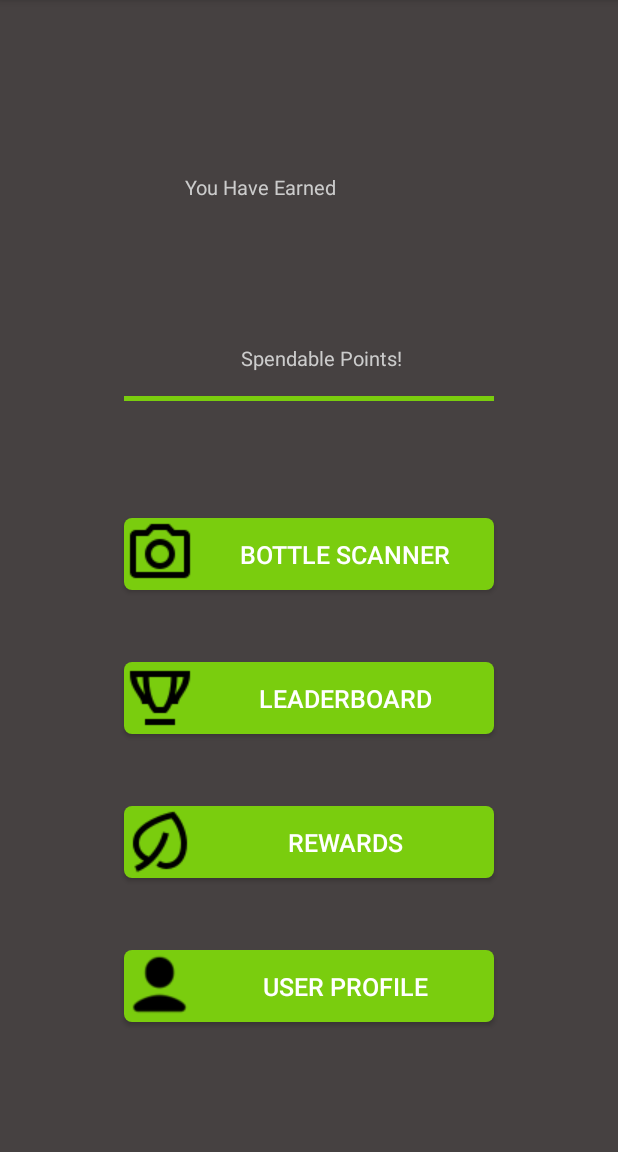
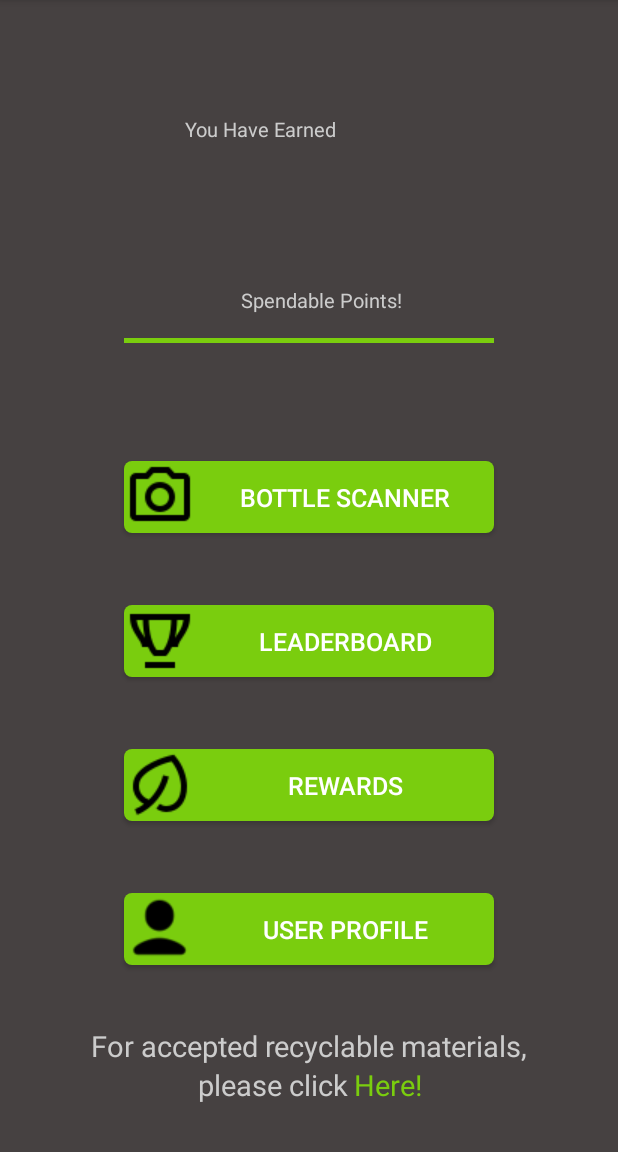
Before and after one commit to Gsilver123/CanScan, an Android app: the HomeFragment screen opened directly, with no data from a screen before it, on a phone screen of 412 x 824 dp, the part 84-1236 px from its top. Run offline under Robolectric (Android 15) with nearby library versions, the phone set to English and light mode, and no system bars; our stand-ins replace sdp/ssp sizes; libraries missing offline, so code that uses them is left out: com.mongodb.stitch, org.bson; 2 statements that could not run were skipped.

Commit message:
Open Buffalo Link Added (#12)
Add a link to Buffalo's open data repository for accepted recycable materials. Also made the user login/creation accept capitals.

```diff
--- a/app/src/main/java/com/example/canscan/CreateUserActivity.java
+++ b/app/src/main/java/com/example/canscan/CreateUserActivity.java
@@ -98,8 +98,8 @@ public class CreateUserActivity extends AppCompatActivity implements View.OnClic
                     Objects.requireNonNull(task.getResult()).getId()
             );
 
-            updateDoc.append(USER_NAME, mUsernameEditText.getText().toString().toLowerCase());
-            updateDoc.append(PASSWORD, mPasswordEditText.getText().toString().toLowerCase());
+            updateDoc.append(USER_NAME, mUsernameEditText.getText().toString());
+            updateDoc.append(PASSWORD, mPasswordEditText.getText().toString());
             updateDoc.append(TOTAL_POINTS, 0);
             updateDoc.append(POINTS, 0);
             updateDoc.append(METRO, 0);
--- a/app/src/main/java/com/example/canscan/Home/HomeFragment.java
+++ b/app/src/main/java/com/example/canscan/Home/HomeFragment.java
@@ -1,6 +1,7 @@
 package com.example.canscan.Home;
 
 import android.content.Intent;
+import android.net.Uri;
 import android.os.Bundle;
 import android.support.annotation.NonNull;
 import android.support.v4.app.Fragment;
@@ -24,6 +25,7 @@ import java.util.Objects;
 
 public class HomeFragment extends Fragment implements View.OnClickListener, DatabaseObserver {
 
+    private TextView mOpenBuffaloHrefLinkButton;
     private TextView mPointsEarned;
     private Button mScanCodeButton;
     private Button mLeaderBoardButton;
@@ -60,6 +62,7 @@ public class HomeFragment extends Fragment implements View.OnClickListener, Data
     }
 
     private void initializeViewVariables(View view) {
+        mOpenBuffaloHrefLinkButton = view.findViewById(R.id.open_buffalo_href_link);
         mPointsEarned = view.findViewById(R.id.earned_points_textView);
         mScanCodeButton = view.findViewById(R.id.scan_code_btn);
         mLeaderBoardButton = view.findViewById(R.id.leader_board_btn);
@@ -68,6 +71,7 @@ public class HomeFragment extends Fragment implements View.OnClickListener, Data
     }
 
     private void setOnClickListeners() {
+        mOpenBuffaloHrefLinkButton.setOnClickListener(this);
         mScanCodeButton.setOnClickListener(this);
         mLeaderBoardButton.setOnClickListener(this);
         mRewardsButton.setOnClickListener(this);
@@ -94,6 +98,11 @@ public class HomeFragment extends Fragment implements View.OnClickListener, Data
             case R.id.profile_btn:
                 startFragment(new ProfileFragment());
                 break;
+            case R.id.open_buffalo_href_link:
+                Intent browserIntent = new Intent(Intent.ACTION_VIEW, Uri.parse("https://data" +
+                        ".buffalony.gov/Quality-of-Life/Recyclable-Materials/ru4s-wz29/data"));
+                startActivity(browserIntent);
+                break;
             default:
                 Toast.makeText(getContext(), "Action not supported", Toast.LENGTH_SHORT).show();
                 break;
--- a/app/src/main/res/layout/create_user.xml
+++ b/app/src/main/res/layout/create_user.xml
@@ -23,7 +23,7 @@
         android:layout_width="0dp"
         android:layout_height="wrap_content"
         android:inputType="text"
-        android:digits="abcdefghijklmnopqrstuvwxyz1234567890 "
+        android:digits="aAbBcCdDeEfFgGhHiIjJkKlLmMnNoOpPqQrRsStTuUvVwWxXyYzZ1234567890 "
         android:singleLine="true"
         android:hint="@string/username_login"
         android:maxLength="12"
@@ -38,7 +38,7 @@
         android:layout_height="wrap_content"
         android:inputType="textPassword"
         android:hint="@string/password_login"
-        android:digits="abcdefghijklmnopqrstuvwxyz1234567890"
+        android:digits="aAbBcCdDeEfFgGhHiIjJkKlLmMnNoOpPqQrRsStTuUvVwWxXyYzZ1234567890"
         android:singleLine="true"
         android:maxLength="12"
         style="@style/LoginCred"
--- a/app/src/main/res/layout/login.xml
+++ b/app/src/main/res/layout/login.xml
@@ -24,7 +24,7 @@
         android:layout_width="0dp"
         android:layout_height="wrap_content"
         android:hint="@string/username_login"
-        android:digits="abcdefghijklmnopqrstuvwxyz1234567890 "
+        android:digits="aAbBcCdDeEfFgGhHiIjJkKlLmMnNoOpPqQrRsStTuUvVwWxXyYzZ1234567890 "
         android:singleLine="true"
         android:inputType="text"
         app:layout_constraintEnd_toEndOf="@id/editText_end_guideline"
@@ -37,7 +37,7 @@
         android:layout_width="0dp"
         android:layout_height="wrap_content"
         android:hint="@string/password_login"
-        android:digits="abcdefghijklmnopqrstuvwxyz1234567890"
+        android:digits="aAbBcCdDeEfFgGhHiIjJkKlLmMnNoOpPqQrRsStTuUvVwWxXyYzZ1234567890"
         android:singleLine="true"
         android:inputType="textPassword"
         app:layout_constraintEnd_toEndOf="@id/editText_end_guideline"
@@ -75,7 +75,7 @@
         android:id="@+id/new_user_textView_clickable"
         android:layout_width="wrap_content"
         android:layout_height="wrap_content"
-        android:text="@string/new_user_btn"
+        android:text="@string/here"
         android:textColor="@color/colorPrimary"
         android:textSize="@dimen/_15ssp"
         app:layout_constraintBottom_toBottomOf="@id/new_user_textView"
--- a/app/src/main/res/layout/user_home.xml
+++ b/app/src/main/res/layout/user_home.xml
@@ -97,33 +97,70 @@
         app:layout_constraintEnd_toEndOf="@id/button_end_vertical_guideline"
         app:layout_constraintTop_toTopOf="@id/settings_btn_guideline" />
 
+    <TextView
+        android:id="@+id/open_buffalo_href_textView_1"
+        android:layout_width="wrap_content"
+        android:layout_height="wrap_content"
+        android:text="@string/open_buffalo_href_textView_1"
+        android:textColor="@color/grey"
+        android:textSize="@dimen/_15ssp"
+        app:layout_constraintBottom_toTopOf="@id/open_buffalo_href_textView_2"
+        app:layout_constraintEnd_toEndOf="parent"
+        app:layout_constraintStart_toStartOf="parent" />
+
+    <TextView
+        android:id="@+id/open_buffalo_href_textView_2"
+        android:layout_width="wrap_content"
+        android:layout_height="wrap_content"
+        android:layout_marginEnd="4dp"
+        android:layout_marginBottom="32dp"
+        android:text="@string/open_buffalo_href_textView_2"
+        android:textColor="@color/grey"
+        android:textSize="@dimen/_15ssp"
+        app:layout_constraintHorizontal_chainStyle="packed"
+        app:layout_constraintBottom_toBottomOf="parent"
+        app:layout_constraintEnd_toStartOf="@id/open_buffalo_href_link"
+        app:layout_constraintStart_toStartOf="@id/open_buffalo_href_textView_1" />
+
+    <TextView
+        android:id="@+id/open_buffalo_href_link"
+        android:layout_width="wrap_content"
+        android:layout_height="wrap_content"
+        android:text="@string/here"
+        android:textColor="@color/colorPrimary"
+        android:textSize="@dimen/_15ssp"
+        app:layout_constraintBottom_toBottomOf="@id/open_buffalo_href_textView_2"
+        app:layout_constraintEnd_toEndOf="@id/open_buffalo_href_textView_1"
+        app:layout_constraintStart_toEndOf="@id/open_buffalo_href_textView_2"
+        app:layout_constraintTop_toTopOf="@id/open_buffalo_href_textView_2" />
+
     <android.support.constraint.Guideline
         android:id="@+id/scan_code_btn_guideline"
         android:layout_width="wrap_content"
         android:layout_height="wrap_content"
         android:orientation="horizontal"
-        app:layout_constraintGuide_percent=".45"/>
+        app:layout_constraintGuide_percent=".4"/>
 
     <android.support.constraint.Guideline
         android:id="@+id/leader_board_btn_guideline"
         android:layout_width="wrap_content"
         android:layout_height="wrap_content"
         android:orientation="horizontal"
-        app:layout_constraintGuide_percent=".575"/>
+        app:layout_constraintGuide_percent=".525"/>
 
     <android.support.constraint.Guideline
         android:id="@+id/rewards_btn_guideline"
         android:layout_width="wrap_content"
         android:layout_height="wrap_content"
         android:orientation="horizontal"
-        app:layout_constraintGuide_percent=".7"/>
+        app:layout_constraintGuide_percent=".65"/>
 
     <android.support.constraint.Guideline
         android:id="@+id/settings_btn_guideline"
         android:layout_width="wrap_content"
         android:layout_height="wrap_content"
         android:orientation="horizontal"
-        app:layout_constraintGuide_percent=".825"/>
+        app:layout_constraintGuide_percent=".775"/>
 
     <android.support.constraint.Guideline
         android:id="@+id/button_start_vertical_guideline"
@@ -158,6 +195,6 @@
         android:layout_width="wrap_content"
         android:layout_height="wrap_content"
         android:orientation="horizontal"
-        app:layout_constraintGuide_percent=".15"/>
+        app:layout_constraintGuide_percent=".1"/>
 
 </android.support.constraint.ConstraintLayout>
--- a/app/src/main/res/values/strings.xml
+++ b/app/src/main/res/values/strings.xml
@@ -6,7 +6,7 @@
     <string name="password_login">Password</string>
     <string name="login_btn">Login</string>
     <string name="new_user_textView">New User? Click </string>
-    <string name="new_user_btn">Here!</string>
+    <string name="here">Here!</string>
 
     <string name="cancel">Cancel</string>
     <string name="accept">Accept</string>
@@ -19,6 +19,8 @@
     <string name="rewards">Rewards</string>
     <string name="profile">User Profile</string>
     <string name="welcome">Welcome</string>
+    <string name="open_buffalo_href_textView_1">For accepted recyclable materials,</string>
+    <string name="open_buffalo_href_textView_2">please click </string>
 
     <string name="top_r">edeem</string>
     <string name="center_r">ecycling</string>
```
